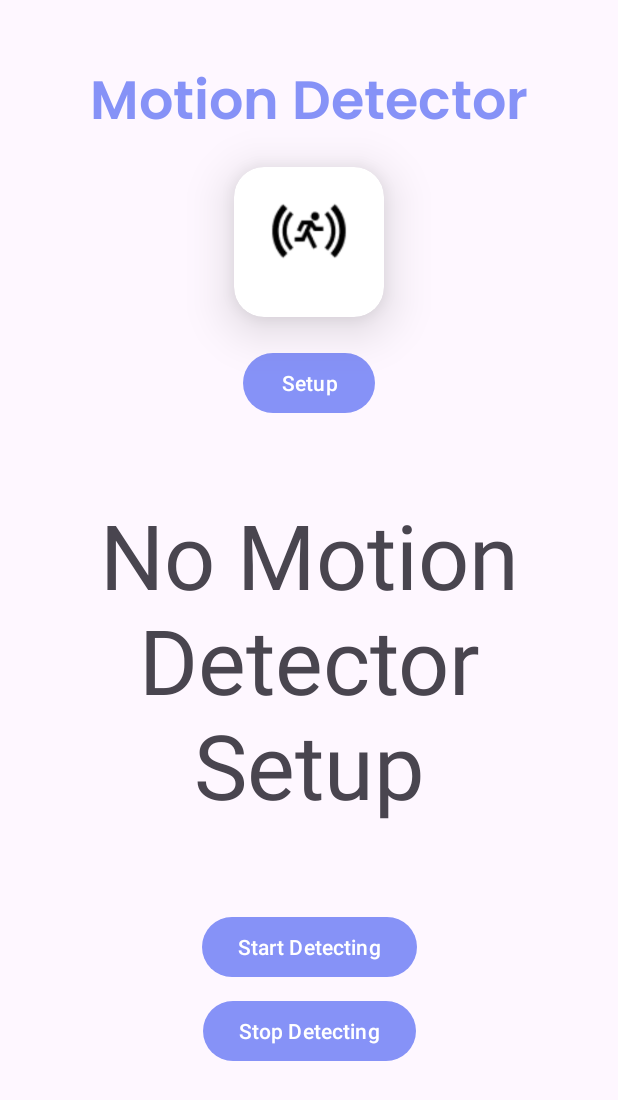
After one commit to OCovachConestoga/Group18-Sec3-HomeSecurityApp-Owen-Michelle-Hang-Nick, an Android app: the layout activity_motiondetector.xml on its own in the app's theme, with its tools: preview values and no code run, on a phone screen of 412 x 824 dp. The commit adds this screen. Shown: the top 1100 px of the screen. Run offline under Robolectric (Android 15) with nearby library versions, the phone set to English and light mode, and no system bars.

Commit message:
Fixed app closing bug, and implemented basic functionality

```diff
--- a/app/src/main/AndroidManifest.xml
+++ b/app/src/main/AndroidManifest.xml
@@ -22,6 +22,12 @@
             android:name=".CameraActivity"
             android:exported="false" />
         <activity
+            android:name=".DoorLocksActivity"
+            android:exported="false" />
+        <activity
+            android:name=".MotionDetectorActivity"
+            android:exported="false" />
+        <activity
             android:name=".MainActivity"
             android:exported="true">
             <intent-filter>
--- a/app/src/main/java/com/example/home_security_system_app/DoorLocksActivity.java
+++ b/app/src/main/java/com/example/home_security_system_app/DoorLocksActivity.java
@@ -1,19 +1,9 @@
 package com.example.home_security_system_app;
 
-import static android.Manifest.permission.CAMERA;
-
-import android.annotation.SuppressLint;
-import android.content.pm.PackageManager;
-import android.hardware.camera2.CameraManager;
-import android.os.Build;
 import android.os.Bundle;
 import android.view.View;
-import android.widget.EditText;
 import android.widget.TextView;
-
-import androidx.annotation.RequiresApi;
 import androidx.appcompat.app.AppCompatActivity;
-import androidx.core.app.ActivityCompat;
 
 public class DoorLocksActivity extends AppCompatActivity {
 
@@ -25,6 +15,8 @@ public class DoorLocksActivity extends AppCompatActivity {
 
         setContentView(R.layout.activity_doorlocks);
 
+        doorLockDisplay = findViewById(R.id.doorLocksView);
+        doorLockDisplay.setText("No DoorLocks Setup /o\\");
     }
 
     public void buttonSetup(View view){
--- a/app/src/main/java/com/example/home_security_system_app/MainActivity.java
+++ b/app/src/main/java/com/example/home_security_system_app/MainActivity.java
@@ -4,12 +4,8 @@ import android.content.Intent;
 import android.os.Bundle;
 import android.view.View;
 
-import androidx.activity.EdgeToEdge;
 import androidx.appcompat.app.AppCompatActivity;
 import androidx.cardview.widget.CardView;
-import androidx.core.graphics.Insets;
-import androidx.core.view.ViewCompat;
-import androidx.core.view.WindowInsetsCompat;
 
 public class MainActivity extends AppCompatActivity {
 
--- a/app/src/main/java/com/example/home_security_system_app/MotionDetectorActivity.java
+++ b/app/src/main/java/com/example/home_security_system_app/MotionDetectorActivity.java
@@ -1,6 +1,36 @@
 package com.example.home_security_system_app;
+
+import android.os.Bundle;
+import android.view.View;
+import android.widget.TextView;
 
 import androidx.appcompat.app.AppCompatActivity;
 
 public class MotionDetectorActivity extends AppCompatActivity {
+
+    private TextView motionDetectorDisplay;
+
+    @Override
+    protected void onCreate(Bundle savedInstanceState) {
+        super.onCreate(savedInstanceState);
+
+        setContentView(R.layout.activity_doorlocks);
+
+    }
+
+    public void buttonSetup(View view){
+        motionDetectorDisplay = findViewById(R.id.motionDetectorView);
+        motionDetectorDisplay.setText("Motion Detector Setup \\o/");
+    }
+
+    public void buttonStartDetecting(View view){
+        motionDetectorDisplay = findViewById(R.id.motionDetectorView);
+        motionDetectorDisplay.setText("Started Detecting \\o/");
+    }
+
+    public void buttonStopDetecting(View view){
+        motionDetectorDisplay = findViewById(R.id.motionDetectorView);
+        motionDetectorDisplay.setText("Stopped Detecting \\o/");
+    }
+
 }
--- /dev/null
+++ b/app/src/main/res/layout/activity_motiondetector.xml
@@ -0,0 +1,100 @@
+<?xml version="1.0" encoding="utf-8"?>
+<androidx.constraintlayout.widget.ConstraintLayout xmlns:android="http://schemas.android.com/apk/res/android"
+    xmlns:app="http://schemas.android.com/apk/res-auto"
+    xmlns:tools="http://schemas.android.com/tools"
+    android:id="@+id/main"
+    android:layout_width="match_parent"
+    android:layout_height="match_parent"
+    tools:context=".MotionDetectorActivity">
+
+    <TextView
+        android:id="@+id/motionDetectorTitle"
+        android:layout_width="wrap_content"
+        android:layout_height="wrap_content"
+        android:layout_marginTop="40dp"
+        android:fontFamily="@font/poppins_semibold"
+        android:text="@string/motion_detector"
+        android:textColor="@color/lavender"
+        android:textSize="36sp"
+        app:layout_constraintEnd_toEndOf="parent"
+        app:layout_constraintStart_toStartOf="parent"
+        app:layout_constraintTop_toTopOf="parent" />
+
+    <androidx.cardview.widget.CardView
+        android:id="@+id/motionDetectorCard"
+        android:layout_width="100dp"
+        android:layout_height="100dp"
+        android:layout_margin="10dp"
+        app:cardCornerRadius="20dp"
+        app:cardElevation="20dp"
+        app:layout_constraintBottom_toTopOf="@id/setupButton"
+        app:layout_constraintEnd_toEndOf="parent"
+        app:layout_constraintStart_toStartOf="parent"
+        app:layout_constraintTop_toBottomOf="@id/motionDetectorTitle">
+
+        <RelativeLayout
+            android:layout_width="match_parent"
+            android:layout_height="match_parent">
+
+            <ImageView
+                android:id="@+id/motionDetectorImageInsideCard"
+                android:layout_width="60dp"
+                android:layout_height="70dp"
+                android:layout_centerInParent="true"
+                android:contentDescription="@string/motiondetectorcard"
+                android:src="@drawable/motion_sensor" />
+
+
+        </RelativeLayout>
+    </androidx.cardview.widget.CardView>
+
+    <Button
+        android:id="@+id/setupButton"
+        android:layout_width="wrap_content"
+        android:layout_height="wrap_content"
+        android:layout_marginTop="20dp"
+        android:onClick="buttonSetup"
+        android:text="@string/SetupTitle"
+        app:layout_constraintEnd_toEndOf="parent"
+        app:layout_constraintStart_toStartOf="parent"
+        app:layout_constraintTop_toBottomOf="@+id/motionDetectorCard" />
+
+    <TextView
+        android:id="@+id/motionDetectorView"
+        android:layout_width="315dp"
+        android:layout_height="270dp"
+        android:layout_marginTop="50dp"
+        android:text="@string/no_motion_detector_setup"
+        android:textAlignment="center"
+        android:textSize="60sp"
+        app:layout_constraintBottom_toTopOf="@id/startDetectingButton"
+        app:layout_constraintEnd_toEndOf="parent"
+        app:layout_constraintHeight_default="wrap"
+        app:layout_constraintStart_toStartOf="parent"
+        app:layout_constraintTop_toBottomOf="@id/setupButton"
+        app:layout_constraintWidth_default="wrap"
+        />
+
+    <Button
+        android:id="@+id/startDetectingButton"
+        android:layout_width="wrap_content"
+        android:layout_height="wrap_content"
+        android:layout_marginTop="8dp"
+        android:onClick="buttonStartDetecting"
+        android:text="@string/start_detecting"
+        app:layout_constraintEnd_toEndOf="parent"
+        app:layout_constraintStart_toStartOf="parent"
+        app:layout_constraintTop_toBottomOf="@id/motionDetectorView" />
+
+    <Button
+        android:id="@+id/stopDetectingButton"
+        android:layout_width="wrap_content"
+        android:layout_height="wrap_content"
+        android:layout_marginTop="8dp"
+        android:onClick="buttonStopDetecting"
+        android:text="@string/stop_detecting"
+        app:layout_constraintEnd_toEndOf="parent"
+        app:layout_constraintStart_toStartOf="parent"
+        app:layout_constraintTop_toBottomOf="@id/startDetectingButton" />
+
+</androidx.constraintlayout.widget.ConstraintLayout>
--- a/app/src/main/res/values/strings.xml
+++ b/app/src/main/res/values/strings.xml
@@ -20,4 +20,9 @@
     <string name="stop_doorlocks">Stop DoorLocks</string>
     <string name="no_doorlocks_setup">No DoorLocks Setup</string>
     <string name="doorlocks_setup">DoorLocks Setup!</string>
+    <string name="motion_detector">Motion Detector</string>
+    <string name="motiondetectorcard">motionDetectorCard</string>
+    <string name="no_motion_detector_setup">No Motion Detector Setup</string>
+    <string name="start_detecting">Start Detecting</string>
+    <string name="stop_detecting">Stop Detecting</string>
 </resources>
```
